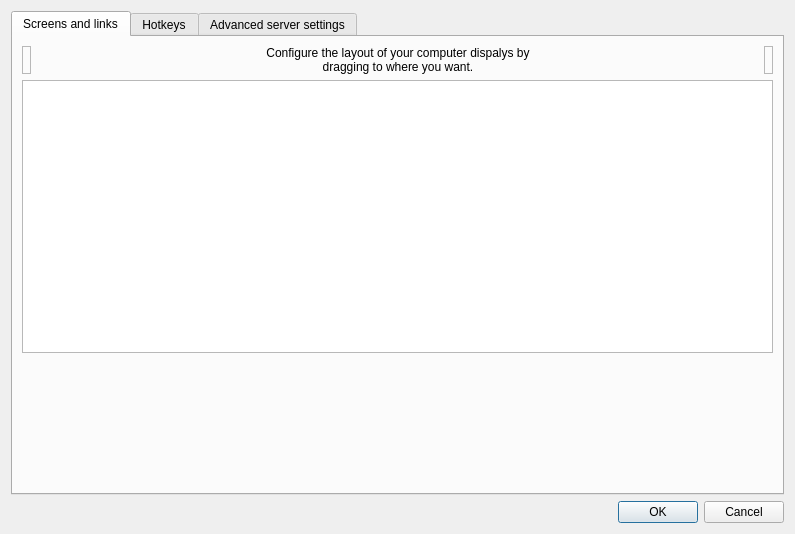
Above: src/gui/src/ServerConfigDialogBase.ui from deskflow/deskflow before the change. Below: the same form after it.
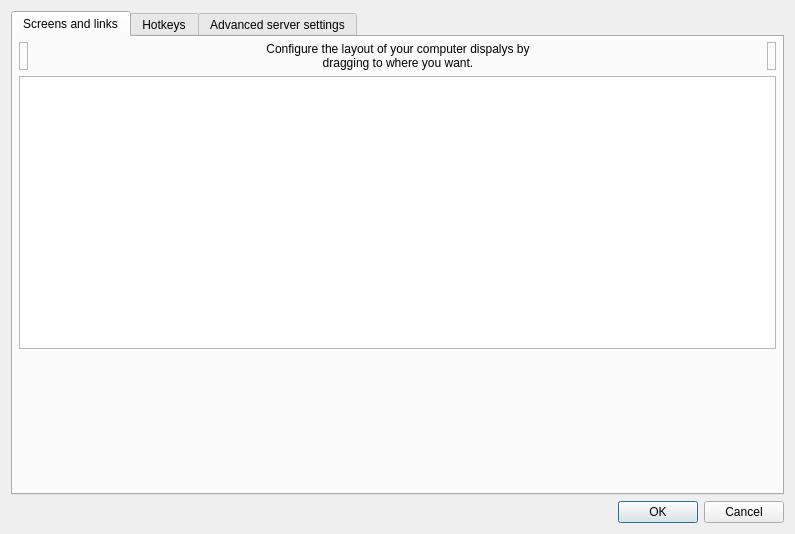
That is the form after the change. Icons and pictures are not drawn. Custom widgets are drawn as their Qt base class.

Commit message: SYNERGY-799 Decrease grid margins

What changed in the file:
```diff
--- a/src/gui/src/ServerConfigDialogBase.ui
+++ b/src/gui/src/ServerConfigDialogBase.ui
@@ -24,6 +24,18 @@
        <string>Screens and links</string>
       </attribute>
       <layout class="QVBoxLayout">
+       <property name="leftMargin">
+        <number>6</number>
+       </property>
+       <property name="topMargin">
+        <number>5</number>
+       </property>
+       <property name="rightMargin">
+        <number>6</number>
+       </property>
+       <property name="bottomMargin">
+        <number>5</number>
+       </property>
        <item>
         <layout class="QHBoxLayout">
          <item>
```
